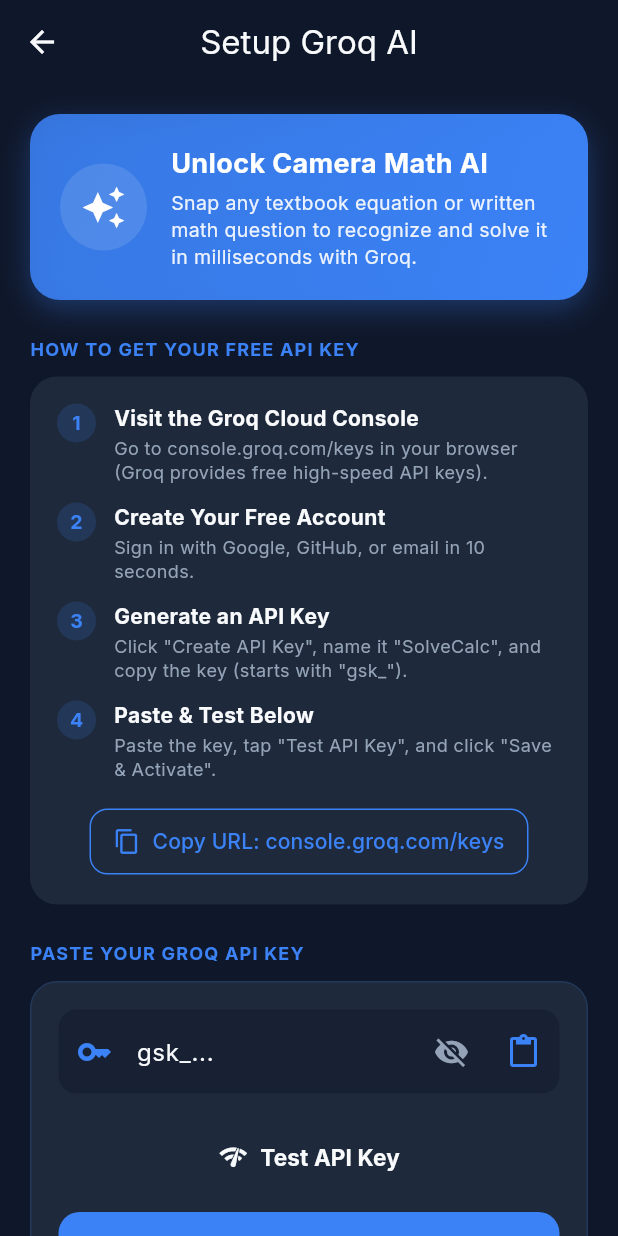
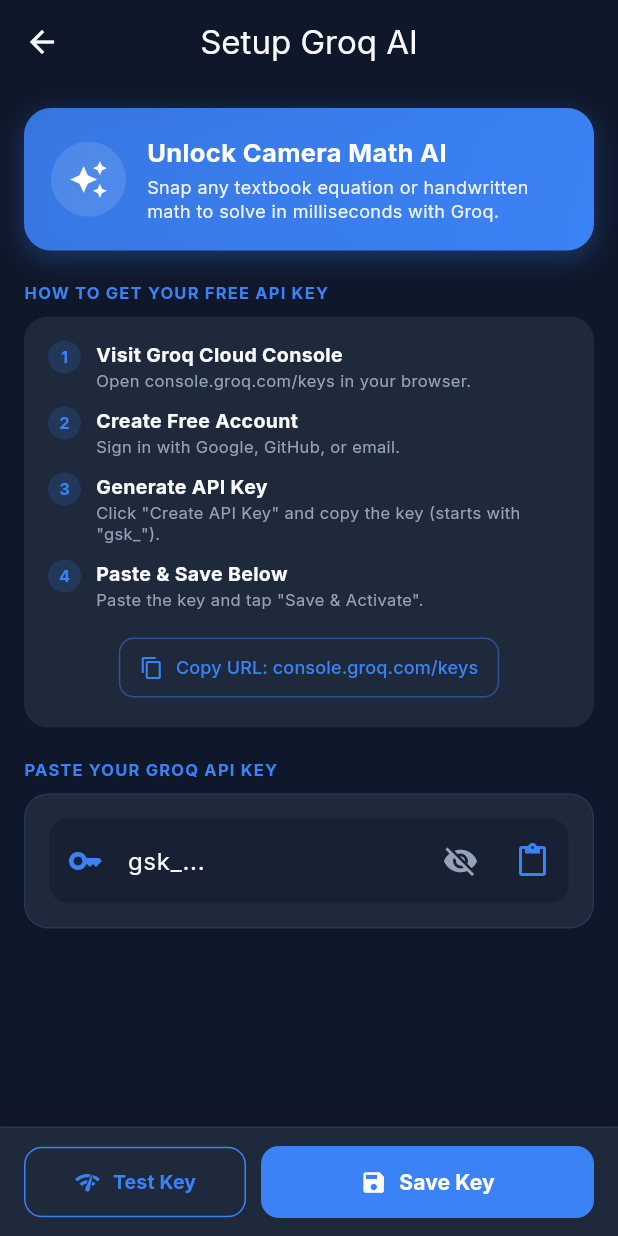
Before and after one commit to Omatsulijoshua/SolveCalc-app, a Flutter app: the GroqSetupScreen screen opened directly, on a phone screen of 412 x 824 dp. Run offline on Flutter 3.47's test engine with Material 3 defaults, Android fonts, the phone set to English and light mode, and no system bars; our stand-ins replace device_preview, flutter_riverpod, google_fonts, image_picker, share_plus, shared_preferences; accounts and stored records are empty.

Commit message:
fix: make Save & Activate button persistent and sticky on Groq setup screen with smooth scroll

```diff
--- a/app/lib/features/settings/groq_setup_screen.dart
+++ b/app/lib/features/settings/groq_setup_screen.dart
@@ -106,8 +106,8 @@
                 SizedBox(width: 12),
                 Expanded(
                   child: Text(
-                    '✓ Groq API Key verified successfully!\nSnapping & AI solving are now active.',
-                    style: TextStyle(fontWeight: FontWeight.bold, fontSize: 14),
+                    '✓ Groq API Key verified successfully!\nTap "Save & Activate" to finish setup.',
+                    style: TextStyle(fontWeight: FontWeight.bold, fontSize: 13),
                   ),
                 ),
               ],
@@ -132,6 +132,13 @@
 
   Future<void> _saveApiKey() async {
     final key = _keyController.text.trim();
+    if (key.isEmpty) {
+      setState(() {
+        _testErrorMessage = 'Please enter or paste an API key first.';
+      });
+      return;
+    }
+
     await _storage.setGroqApiKey(key);
     await _storage.setAiProvider('groq');
 
@@ -171,7 +178,9 @@
   Widget build(BuildContext context) {
     final theme = ref.watch(themeControllerProvider);
 
-    return Scaffold(
+    return GestureDetector(
+      onTap: () => FocusScope.of(context).unfocus(),
+      child: Scaffold(
         backgroundColor: theme.backgroundColor,
         appBar: AppBar(
           title: const Text('Setup Groq AI'),
@@ -184,12 +193,89 @@
               ),
           ],
         ),
+        // Persistent Sticky Bottom Action Bar ensuring Save button is ALWAYS reachable
+        bottomNavigationBar: Container(
+          padding: EdgeInsets.fromLTRB(
+            16,
+            12,
+            16,
+            12 + MediaQuery.of(context).padding.bottom,
+          ),
+          decoration: BoxDecoration(
+            color: theme.surfaceColor,
+            border: Border(top: BorderSide(color: theme.primaryColor.withAlpha(40))),
+            boxShadow: [
+              BoxShadow(
+                color: Colors.black.withAlpha(40),
+                blurRadius: 10,
+                offset: const Offset(0, -4),
+              ),
+            ],
+          ),
+          child: Row(
+            children: [
+              // Test Button
+              Expanded(
+                flex: 2,
+                child: OutlinedButton.icon(
+                  style: OutlinedButton.styleFrom(
+                    foregroundColor: theme.primaryColor,
+                    side: BorderSide(color: theme.primaryColor),
+                    padding: const EdgeInsets.symmetric(vertical: 14),
+                    shape: RoundedRectangleBorder(borderRadius: BorderRadius.circular(12)),
+                  ),
+                  onPressed: _isTesting ? null : _testApiKey,
+                  icon: _isTesting
+                      ? const SizedBox(
+                          height: 16,
+                          width: 16,
+                          child: CircularProgressIndicator(strokeWidth: 2),
+                        )
+                      : const Icon(Icons.network_check, size: 18),
+                  label: const Text(
+                    'Test Key',
+                    style: TextStyle(fontWeight: FontWeight.bold, fontSize: 13),
+                  ),
+                ),
+              ),
+              const SizedBox(width: 10),
+              // Save Button (Always visible and accessible)
+              Expanded(
+                flex: 3,
+                child: FilledButton.icon(
+                  style: FilledButton.styleFrom(
+                    backgroundColor: _isTestedAndValid
+                        ? const Color(0xFF10B981)
+                        : theme.primaryColor,
+                    padding: const EdgeInsets.symmetric(vertical: 14),
+                    shape: RoundedRectangleBorder(borderRadius: BorderRadius.circular(12)),
+                  ),
+                  onPressed: _saveApiKey,
+                  icon: Icon(
+                    _isTestedAndValid ? Icons.check_circle : Icons.save,
+                    color: theme.equalsTextColor,
+                    size: 18,
+                  ),
+                  label: Text(
+                    _isTestedAndValid ? 'Save & Activate' : 'Save Key',
+                    style: TextStyle(
+                      fontWeight: FontWeight.bold,
+                      fontSize: 14,
+                      color: theme.equalsTextColor,
+                    ),
+                  ),
+                ),
+              ),
+            ],
+          ),
+        ),
         body: ListView(
-        padding: const EdgeInsets.all(20),
+          physics: const BouncingScrollPhysics(parent: AlwaysScrollableScrollPhysics()),
+          padding: const EdgeInsets.fromLTRB(16, 16, 16, 40),
           children: [
             // Hero Banner
             Container(
-            padding: const EdgeInsets.all(20),
+              padding: const EdgeInsets.all(18),
               decoration: BoxDecoration(
                 gradient: LinearGradient(
                   colors: [
@@ -199,26 +285,26 @@
                   begin: Alignment.topLeft,
                   end: Alignment.bottomRight,
                 ),
-              borderRadius: BorderRadius.circular(20),
+                borderRadius: BorderRadius.circular(18),
                 boxShadow: [
                   BoxShadow(
                     color: theme.primaryColor.withAlpha(80),
-                  blurRadius: 16,
-                  offset: const Offset(0, 6),
+                    blurRadius: 14,
+                    offset: const Offset(0, 5),
                   ),
                 ],
               ),
               child: Row(
                 children: [
                   Container(
-                  padding: const EdgeInsets.all(14),
+                    padding: const EdgeInsets.all(12),
                     decoration: BoxDecoration(
                       color: Colors.white.withAlpha(30),
                       shape: BoxShape.circle,
                     ),
-                  child: const Icon(Icons.auto_awesome, color: Colors.white, size: 30),
+                    child: const Icon(Icons.auto_awesome, color: Colors.white, size: 26),
                   ),
-                const SizedBox(width: 16),
+                  const SizedBox(width: 14),
                   Expanded(
                     child: Column(
                       crossAxisAlignment: CrossAxisAlignment.start,
@@ -226,18 +312,18 @@
                         const Text(
                           'Unlock Camera Math AI',
                           style: TextStyle(
-                          fontSize: 18,
+                            fontSize: 17,
                             fontWeight: FontWeight.bold,
                             color: Colors.white,
                           ),
                         ),
-                      const SizedBox(height: 4),
+                        const SizedBox(height: 3),
                         Text(
-                        'Snap any textbook equation or written math question to recognize and solve it in milliseconds with Groq.',
+                          'Snap any textbook equation or handwritten math to solve in milliseconds with Groq.',
                           style: TextStyle(
-                          fontSize: 13,
+                            fontSize: 12,
                             color: Colors.white.withAlpha(230),
-                          height: 1.35,
+                            height: 1.3,
                           ),
                         ),
                       ],
@@ -247,56 +333,56 @@
               ),
             ),
 
-          const SizedBox(height: 24),
+            const SizedBox(height: 20),
 
             // Instructions Card
             _sectionTitle('HOW TO GET YOUR FREE API KEY', theme),
-          const SizedBox(height: 10),
+            const SizedBox(height: 8),
             Container(
-            padding: const EdgeInsets.all(18),
+              padding: const EdgeInsets.all(16),
               decoration: BoxDecoration(
                 color: theme.surfaceColor,
-              borderRadius: BorderRadius.circular(18),
+                borderRadius: BorderRadius.circular(16),
               ),
               child: Column(
                 children: [
                   _instructionStep(
                     '1',
-                  'Visit the Groq Cloud Console',
-                  'Go to console.groq.com/keys in your browser (Groq provides free high-speed API keys).',
+                    'Visit Groq Cloud Console',
+                    'Open console.groq.com/keys in your browser.',
                     theme,
                   ),
-                const SizedBox(height: 12),
+                  const SizedBox(height: 10),
                   _instructionStep(
                     '2',
-                  'Create Your Free Account',
-                  'Sign in with Google, GitHub, or email in 10 seconds.',
+                    'Create Free Account',
+                    'Sign in with Google, GitHub, or email.',
                     theme,
                   ),
-                const SizedBox(height: 12),
+                  const SizedBox(height: 10),
                   _instructionStep(
                     '3',
-                  'Generate an API Key',
-                  'Click "Create API Key", name it "SolveCalc", and copy the key (starts with "gsk_").',
+                    'Generate API Key',
+                    'Click "Create API Key" and copy the key (starts with "gsk_").',
                     theme,
                   ),
-                const SizedBox(height: 12),
+                  const SizedBox(height: 10),
                   _instructionStep(
                     '4',
-                  'Paste & Test Below',
-                  'Paste the key, tap "Test API Key", and click "Save & Activate".',
+                    'Paste & Save Below',
+                    'Paste the key and tap "Save & Activate".',
                     theme,
                   ),
-                const SizedBox(height: 16),
+                  const SizedBox(height: 14),
                   OutlinedButton.icon(
                     style: OutlinedButton.styleFrom(
                       foregroundColor: theme.primaryColor,
-                    side: BorderSide(color: theme.primaryColor),
-                    shape: RoundedRectangleBorder(borderRadius: BorderRadius.circular(12)),
-                    padding: const EdgeInsets.symmetric(horizontal: 16, vertical: 12),
+                      side: BorderSide(color: theme.primaryColor.withAlpha(120)),
+                      shape: RoundedRectangleBorder(borderRadius: BorderRadius.circular(10)),
+                      padding: const EdgeInsets.symmetric(horizontal: 14, vertical: 10),
                     ),
-                  icon: const Icon(Icons.copy, size: 18),
-                  label: const Text('Copy URL: console.groq.com/keys'),
+                    icon: const Icon(Icons.copy, size: 16),
+                    label: const Text('Copy URL: console.groq.com/keys', style: TextStyle(fontSize: 12)),
                     onPressed: () {
                       Clipboard.setData(const ClipboardData(text: 'https://console.groq.com/keys'));
                       ScaffoldMessenger.of(context).showSnackBar(
@@ -312,16 +398,16 @@
               ),
             ),
 
-          const SizedBox(height: 24),
+            const SizedBox(height: 20),
 
             // API Key Input Section
             _sectionTitle('PASTE YOUR GROQ API KEY', theme),
-          const SizedBox(height: 10),
+            const SizedBox(height: 8),
             Container(
-            padding: const EdgeInsets.all(18),
+              padding: const EdgeInsets.all(16),
               decoration: BoxDecoration(
                 color: theme.surfaceColor,
-              borderRadius: BorderRadius.circular(18),
+                borderRadius: BorderRadius.circular(16),
                 border: Border.all(
                   color: _isTestedAndValid
                       ? const Color(0xFF10B981)
@@ -376,24 +462,24 @@
                   ),
 
                   if (_testErrorMessage != null) ...[
-                  const SizedBox(height: 12),
+                    const SizedBox(height: 10),
                     Container(
-                    padding: const EdgeInsets.all(12),
+                      padding: const EdgeInsets.all(10),
                       decoration: BoxDecoration(
                         color: const Color(0xFFEF4444).withAlpha(20),
-                      borderRadius: BorderRadius.circular(12),
+                        borderRadius: BorderRadius.circular(10),
                         border: Border.all(color: const Color(0xFFEF4444).withAlpha(80)),
                       ),
                       child: Row(
                         children: [
-                        const Icon(Icons.error_outline, color: Color(0xFFEF4444), size: 20),
-                        const SizedBox(width: 10),
+                          const Icon(Icons.error_outline, color: Color(0xFFEF4444), size: 18),
+                          const SizedBox(width: 8),
                           Expanded(
                             child: Text(
                               _testErrorMessage!,
                               style: const TextStyle(
                                 color: Color(0xFFEF4444),
-                              fontSize: 13,
+                                fontSize: 12,
                                 fontWeight: FontWeight.w500,
                               ),
                             ),
@@ -404,24 +490,24 @@
                   ],
 
                   if (_isTestedAndValid) ...[
-                  const SizedBox(height: 12),
+                    const SizedBox(height: 10),
                     Container(
-                    padding: const EdgeInsets.all(12),
+                      padding: const EdgeInsets.all(10),
                       decoration: BoxDecoration(
                         color: const Color(0xFF10B981).withAlpha(20),
-                      borderRadius: BorderRadius.circular(12),
+                        borderRadius: BorderRadius.circular(10),
                         border: Border.all(color: const Color(0xFF10B981).withAlpha(80)),
                       ),
                       child: const Row(
                         children: [
-                        Icon(Icons.check_circle, color: Color(0xFF10B981), size: 20),
-                        SizedBox(width: 10),
+                          Icon(Icons.check_circle, color: Color(0xFF10B981), size: 18),
+                          SizedBox(width: 8),
                           Expanded(
                             child: Text(
-                            'API Key is verified and working! Click Save to activate.',
+                              '✓ Key verified & working! Click Save & Activate below.',
                               style: TextStyle(
                                 color: Color(0xFF10B981),
-                              fontSize: 13,
+                                fontSize: 12,
                                 fontWeight: FontWeight.bold,
                               ),
                             ),
@@ -430,70 +516,12 @@
                       ),
                     ),
                   ],
-
-                const SizedBox(height: 18),
-
-                // Test API Key Button
-                FilledButton.tonal(
-                  style: FilledButton.styleFrom(
-                    padding: const EdgeInsets.symmetric(vertical: 14),
-                    shape: RoundedRectangleBorder(borderRadius: BorderRadius.circular(14)),
-                  ),
-                  onPressed: _isTesting ? null : _testApiKey,
-                  child: _isTesting
-                      ? const SizedBox(
-                          height: 20,
-                          width: 20,
-                          child: CircularProgressIndicator(strokeWidth: 2.5),
-                        )
-                      : const Row(
-                          mainAxisAlignment: MainAxisAlignment.center,
-                          children: [
-                            Icon(Icons.network_check, size: 20),
-                            SizedBox(width: 8),
-                            Text(
-                              'Test API Key',
-                              style: TextStyle(fontSize: 15, fontWeight: FontWeight.bold),
-                            ),
                 ],
               ),
             ),
-
-                const SizedBox(height: 12),
-
-                // Save Button
-                FilledButton(
-                  style: FilledButton.styleFrom(
-                    backgroundColor: _isTestedAndValid
-                        ? const Color(0xFF10B981)
-                        : theme.primaryColor,
-                    padding: const EdgeInsets.symmetric(vertical: 16),
-                    shape: RoundedRectangleBorder(borderRadius: BorderRadius.circular(14)),
-                  ),
-                  onPressed: _isTestedAndValid ? _saveApiKey : _testApiKey,
-                  child: Row(
-                    mainAxisAlignment: MainAxisAlignment.center,
-                    children: [
-                      Icon(
-                        _isTestedAndValid ? Icons.check : Icons.save,
-                        color: theme.equalsTextColor,
-                      ),
-                      const SizedBox(width: 8),
-                      Text(
-                        _isTestedAndValid ? 'Save & Activate Groq AI' : 'Test & Save',
-                        style: TextStyle(
-                          fontSize: 16,
-                          fontWeight: FontWeight.bold,
-                          color: theme.equalsTextColor,
-                        ),
-                      ),
+            const SizedBox(height: 30),
           ],
         ),
-                ),
-              ],
-            ),
-          ),
-        ],
       ),
     );
   }
@@ -502,7 +530,7 @@
     return Text(
       title,
       style: TextStyle(
-        fontSize: 12,
+        fontSize: 11,
         fontWeight: FontWeight.bold,
         color: theme.primaryColor,
         letterSpacing: 0.8,
@@ -520,8 +548,8 @@
       crossAxisAlignment: CrossAxisAlignment.start,
       children: [
         Container(
-          width: 26,
-          height: 26,
+          width: 22,
+          height: 22,
           decoration: BoxDecoration(
             color: theme.primaryColor.withAlpha(40),
             shape: BoxShape.circle,
@@ -530,14 +558,14 @@
             child: Text(
               number,
               style: TextStyle(
-                fontSize: 13,
+                fontSize: 11,
                 fontWeight: FontWeight.bold,
                 color: theme.primaryColor,
               ),
             ),
           ),
         ),
-        const SizedBox(width: 12),
+        const SizedBox(width: 10),
         Expanded(
           child: Column(
             crossAxisAlignment: CrossAxisAlignment.start,
@@ -545,18 +573,18 @@
               Text(
                 title,
                 style: TextStyle(
-                  fontSize: 14,
+                  fontSize: 13,
                   fontWeight: FontWeight.bold,
                   color: theme.textPrimaryColor,
                 ),
               ),
-              const SizedBox(height: 2),
+              const SizedBox(height: 1),
               Text(
                 subtitle,
                 style: TextStyle(
-                  fontSize: 12,
+                  fontSize: 11,
                   color: theme.textSecondaryColor,
-                  height: 1.3,
+                  height: 1.25,
                 ),
               ),
             ],
```
Lines whose indentation alone changed are shown as unchanged.
